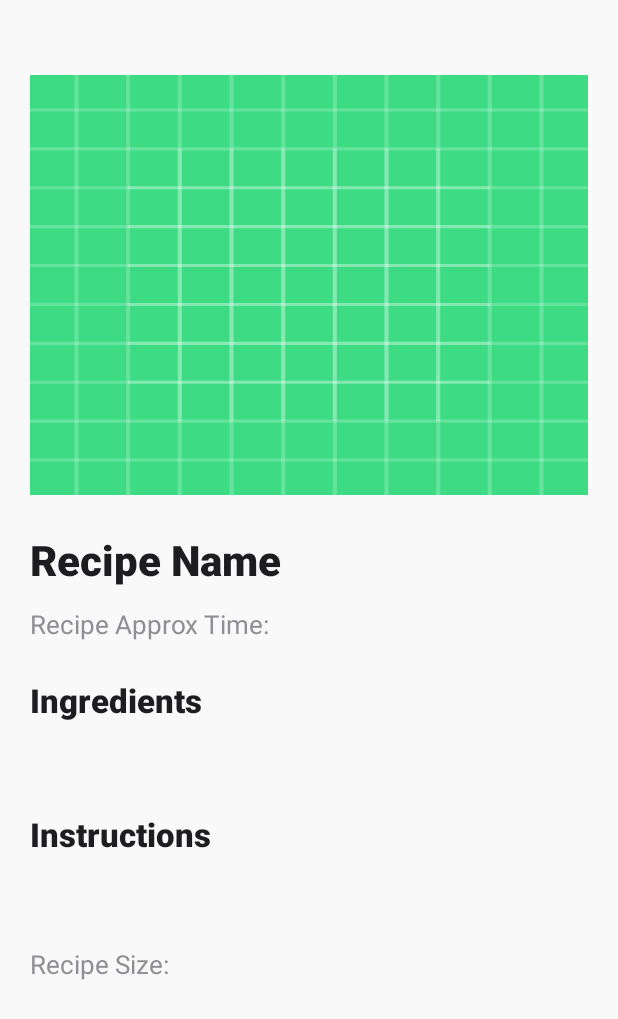
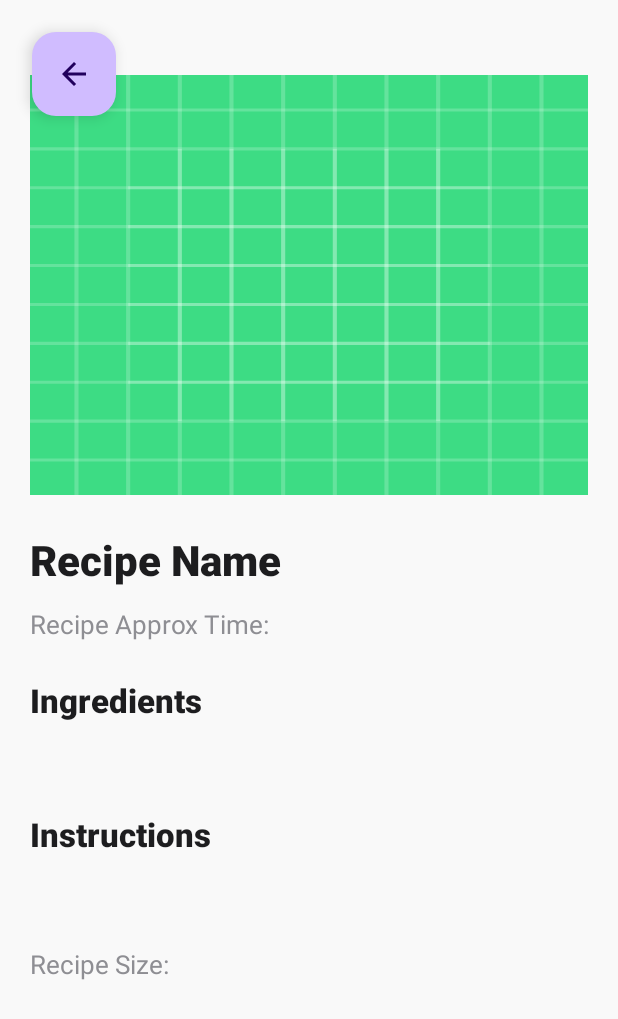
Before and after one commit to noamshmul/Hungry, an Android app: the SingleRecipeScreen screen opened directly, with no data from a screen before it, on a phone screen of 412 x 824 dp. Shown: the top 1019 px of the screen. Run offline under Robolectric (Android 15) with nearby library versions, the light colour scheme and no system bars; network calls fail.

Commit message:
added back button to recipe screen

```diff
--- a/HungryJava/app/src/main/java/com/example/hungryjava/HomeFragment.java
+++ b/HungryJava/app/src/main/java/com/example/hungryjava/HomeFragment.java
@@ -112,8 +112,6 @@ public class HomeFragment extends Fragment {
 
                 }
 
-                // Initialize RecyclerView
-
             }
 
             @Override
--- a/HungryJava/app/src/main/java/com/example/hungryjava/SingleRecipeScreen.java
+++ b/HungryJava/app/src/main/java/com/example/hungryjava/SingleRecipeScreen.java
@@ -1,25 +1,34 @@
 package com.example.hungryjava;
 
+import android.app.ActivityOptions;
+import android.content.Intent;
 import android.graphics.Bitmap;
 import android.graphics.BitmapFactory;
 import android.os.Bundle;
 import android.util.Log;
 import android.widget.ImageView;
 import android.widget.TextView;
+import android.view.View;
 
 import androidx.appcompat.app.AppCompatActivity;
 
 import com.example.hungryjava.api.FastApiService;
 import com.example.hungryjava.api.RetrofitClient;
+import com.google.android.material.floatingactionbutton.FloatingActionButton;
 
 import java.util.ArrayList;
 import java.util.Map;
+
+import androidx.appcompat.widget.Toolbar;
 
 import okhttp3.ResponseBody;
 import retrofit2.Call;
 import retrofit2.Callback;
 import retrofit2.Response;
 import retrofit2.Retrofit;
+import android.view.MenuItem;
+import androidx.annotation.NonNull;
+
 
 public class SingleRecipeScreen extends AppCompatActivity {
 
@@ -30,11 +39,18 @@ public class SingleRecipeScreen extends AppCompatActivity {
     private TextView recipeIngredients;
     private TextView recipeInstructions;
     private TextView recipeSize;
+    private FloatingActionButton fabBack;
 
     @Override
     protected void onCreate(Bundle savedInstanceState) {
         super.onCreate(savedInstanceState);
         setContentView(R.layout.activity_single_recipe_screen);
+
+        fabBack = findViewById(R.id.fabBack);
+        fabBack.setOnClickListener(v -> {
+            // Start the second activity with the shared element transition
+            finish(); // Finish the activity and go back to the previous screen
+        });
 
         // Initialize views
         recipeImage = findViewById(R.id.recipe_image);
--- a/HungryJava/app/src/main/res/layout/activity_single_recipe_screen.xml
+++ b/HungryJava/app/src/main/res/layout/activity_single_recipe_screen.xml
@@ -8,98 +8,113 @@
     android:background="#F9F9F9"
     tools:context=".SingleRecipeScreen">
 
+    <com.google.android.material.floatingactionbutton.FloatingActionButton
+        android:id="@+id/fabBack"
+        android:layout_width="wrap_content"
+        android:layout_height="wrap_content"
+        android:layout_margin="32px"
+        android:contentDescription="Go Back"
+        android:elevation="8dp"
+        app:backgroundTint="@color/secondary"
+        android:src="?attr/homeAsUpIndicator"
+        android:transitionName="fab_transition"
+        app:layout_constraintStart_toStartOf="parent"
+        app:layout_constraintTop_toTopOf="parent" />
+
     <ScrollView
-        android:layout_width="match_parent"
-        android:layout_height="match_parent"
+        android:layout_width="0dp"
+        android:layout_height="0dp"
+        android:overScrollMode="never"
+        app:layout_constraintBottom_toBottomOf="parent"
+        app:layout_constraintEnd_toEndOf="parent"
+        app:layout_constraintHorizontal_bias="0.0"
+        app:layout_constraintStart_toStartOf="parent"
         app:layout_constraintTop_toTopOf="parent"
-        app:layout_constraintStart_toStartOf="parent"
-        app:layout_constraintEnd_toEndOf="parent"
-        app:layout_constraintBottom_toBottomOf="parent"
-        android:overScrollMode="always">
+        app:layout_constraintVertical_bias="1.0">
 
         <LinearLayout
             android:layout_width="match_parent"
             android:layout_height="wrap_content"
+            android:layout_marginTop="30dp"
             android:orientation="vertical"
-            android:layout_marginTop="30dp"
             android:padding="20dp">
 
             <ImageView
                 android:id="@+id/recipe_image"
                 android:layout_width="match_parent"
                 android:layout_height="280dp"
-                android:scaleType="centerCrop"
-                android:contentDescription="recipe_image"
                 android:layout_marginBottom="24dp"
                 android:background="@drawable/ic_launcher_background"
-                android:clipToOutline="true"/>
+                android:clipToOutline="true"
+                android:contentDescription="recipe_image"
+                android:scaleType="centerCrop" />
 
             <TextView
                 android:id="@+id/recipe_name"
                 android:layout_width="wrap_content"
                 android:layout_height="wrap_content"
+                android:layout_marginBottom="12dp"
+                android:fontFamily="sans-serif-medium"
+                android:text="Recipe Name"
+                android:textColor="#1D1D1F"
                 android:textSize="28sp"
-                android:textStyle="bold"
-                android:layout_marginBottom="12dp"
-                android:textColor="#1D1D1F"
-                android:fontFamily="sans-serif-medium"
-                android:text="Recipe Name"/>
+                android:textStyle="bold" />
 
             <TextView
                 android:id="@+id/recipe_approx_time"
                 android:layout_width="wrap_content"
                 android:layout_height="wrap_content"
-                android:textSize="17sp"
                 android:layout_marginBottom="24dp"
+                android:text="Recipe Approx Time:"
                 android:textColor="#8E8E93"
-                android:text="Recipe Approx Time:"/>
+                android:textSize="17sp" />
 
             <TextView
                 android:layout_width="wrap_content"
                 android:layout_height="wrap_content"
+                android:layout_marginBottom="12dp"
+                android:fontFamily="sans-serif-medium"
                 android:text="Ingredients"
+                android:textColor="#1D1D1F"
                 android:textSize="22sp"
-                android:textStyle="bold"
-                android:textColor="#1D1D1F"
-                android:fontFamily="sans-serif-medium"
-                android:layout_marginBottom="12dp"/>
+                android:textStyle="bold" />
 
             <TextView
                 android:id="@+id/recipe_ingredients"
                 android:layout_width="match_parent"
                 android:layout_height="wrap_content"
-                android:textSize="17sp"
                 android:layout_marginBottom="24dp"
+                android:lineSpacingExtra="4dp"
                 android:textColor="#1D1D1F"
-                android:lineSpacingExtra="4dp"/>
+                android:textSize="17sp" />
 
             <TextView
                 android:layout_width="wrap_content"
                 android:layout_height="wrap_content"
+                android:layout_marginBottom="12dp"
+                android:fontFamily="sans-serif-medium"
                 android:text="Instructions"
+                android:textColor="#1D1D1F"
                 android:textSize="22sp"
-                android:textStyle="bold"
-                android:textColor="#1D1D1F"
-                android:fontFamily="sans-serif-medium"
-                android:layout_marginBottom="12dp"/>
+                android:textStyle="bold" />
 
             <TextView
                 android:id="@+id/recipe_instructions"
                 android:layout_width="match_parent"
                 android:layout_height="wrap_content"
-                android:textSize="17sp"
                 android:layout_marginBottom="24dp"
+                android:lineSpacingExtra="5dp"
                 android:textColor="#1D1D1F"
-                android:lineSpacingExtra="5dp"/>
+                android:textSize="17sp" />
 
             <TextView
                 android:id="@+id/recipe_size"
                 android:layout_width="wrap_content"
                 android:layout_height="wrap_content"
-                android:textSize="17sp"
                 android:layout_marginBottom="24dp"
+                android:text="Recipe Size:"
                 android:textColor="#8E8E93"
-                android:text="Recipe Size:"/>
+                android:textSize="17sp" />
 
         </LinearLayout>
 
```
